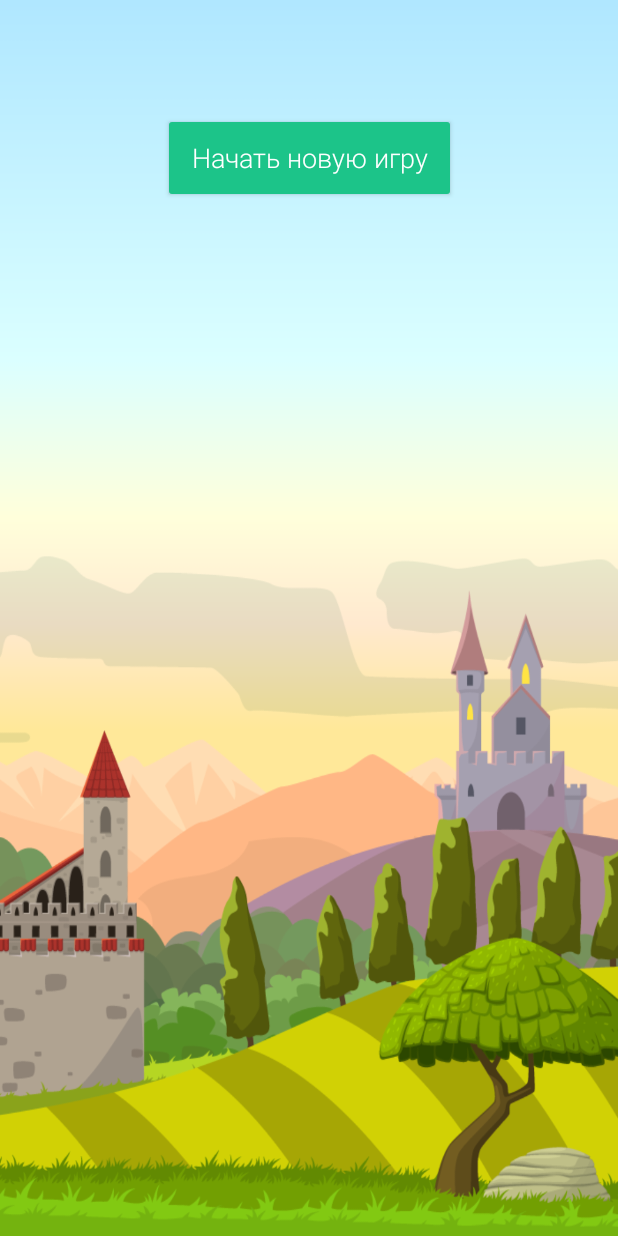
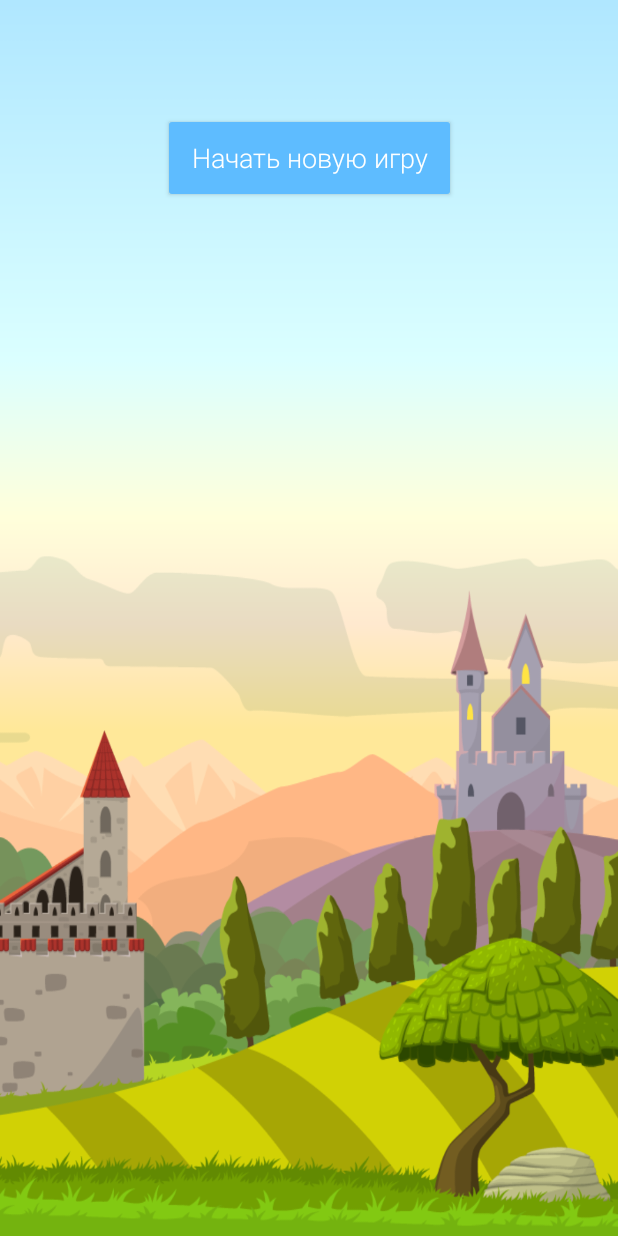
Before and after one commit to kulikovman/SteelRatGame, an Android app: the screen it shows after launch (MainActivity), on a phone screen of 412 x 824 dp. Run offline under Robolectric (Android 15) with nearby library versions, the phone set to English and light mode, and no system bars.

Commit message:
Другой цвет кнопок первого экрана

```diff
--- a/app/src/main/res/values/styles.xml
+++ b/app/src/main/res/values/styles.xml
@@ -12,7 +12,7 @@
     <style name="AppThemeNoActionBar" parent="Theme.AppCompat.Light.NoActionBar">
         <item name="colorPrimary">@color/colorPrimary</item>
         <item name="colorPrimaryDark">@color/colorPrimaryDark</item>
-        <item name="colorAccent">@color/colorAccent</item>
+        <item name="colorAccent">@color/blue</item>
     </style>
 
     <!-- Тема без ActionBar для первого экрана -->
```
